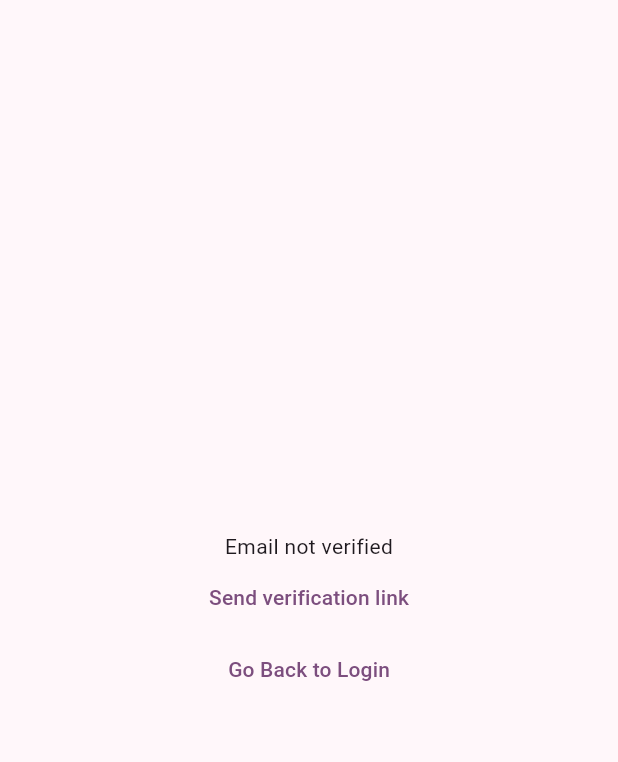
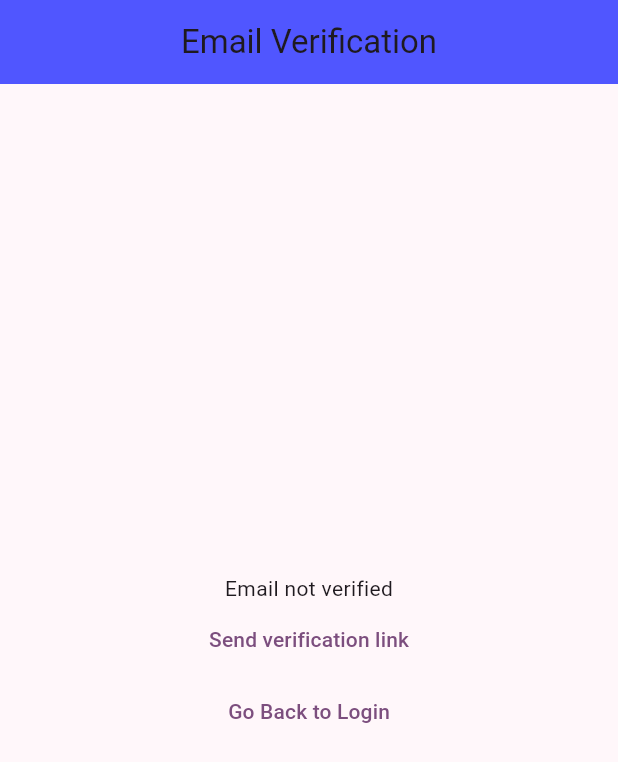
Before and after one commit to simo665/nightynotes, a Flutter app: the EmailVerification screen opened directly, on a phone screen of 412 x 824 dp. Shown: the top 762 px of the screen. Run offline on Flutter 3.47's test engine with Material 3 defaults, Android fonts, the phone set to English and light mode, and no system bars; our stand-ins replace firebase_auth, firebase_core; accounts and stored records are empty; generated files the repository leaves out were written again.

Commit message:
Implement Firebase initialization and email verification flow

```diff
--- a/lib/pages/register.dart
+++ b/lib/pages/register.dart
@@ -4,6 +4,7 @@ import 'package:flutter/material.dart';
 import 'package:nightynotes/design/colors.dart';
 import 'package:nightynotes/firebase_options.dart';
 import 'package:nightynotes/pages/homepage.dart';
+import 'package:nightynotes/pages/verify_email.dart';
 
 class RegisterPage extends StatefulWidget {
   const RegisterPage({super.key});
@@ -29,9 +30,10 @@ class _RegisterPageState extends State<RegisterPage> {
     final password = _password.text;
     try {
       final credential = await FirebaseAuth.instance.createUserWithEmailAndPassword(email: email, password: password);
+      print(credential.user!.emailVerified);
       if (credential.user != null) {
         if (credential.user!.emailVerified == false) {
-          await credential.user!.sendEmailVerification();
+          Navigator.of(context).pushNamedAndRemoveUntil("/verify-email/", (_) => false);
         } else {
           // ignore: use_build_context_synchronously
           Navigator.of(context).pushNamedAndRemoveUntil("/login/", (_) => false);
@@ -58,6 +60,7 @@ class _RegisterPageState extends State<RegisterPage> {
       appBar: AppBar(
         title: const Text('Register'),
         backgroundColor: titleColor,
+        centerTitle: true
       ),
       body: Column(
         children: [
--- a/lib/pages/verify_email.dart
+++ b/lib/pages/verify_email.dart
@@ -1,5 +1,6 @@
 import 'package:firebase_auth/firebase_auth.dart';
 import 'package:flutter/material.dart';
+import 'package:nightynotes/design/colors.dart';
 
 class EmailVerification extends StatefulWidget {
   const EmailVerification({super.key});
@@ -11,8 +12,13 @@ class EmailVerification extends StatefulWidget {
 class _EmailVerificationState extends State<EmailVerification> {
   @override
   Widget build(BuildContext context) {
-    return Column(
-        mainAxisAlignment: MainAxisAlignment.center,
+    return Scaffold(
+      appBar: AppBar(
+        title: const Text("Email Verification"),
+        backgroundColor: titleColor,
+        centerTitle: true,
+      ),
+        body: Column(mainAxisAlignment: MainAxisAlignment.center,
         children: [
           const Text("Email not verified"),
           Center(
@@ -34,6 +40,7 @@ class _EmailVerificationState extends State<EmailVerification> {
             ),
           )
         ],
-      );
+      )
+    );
   }
 }
```
Also changed, not shown: lib/main.dart (+13 -1 lines), lib/pages/homepage.dart (+6 -24 lines), lib/pages/login.dart (+5 -2 lines), lib/pages/app.dart (added).
